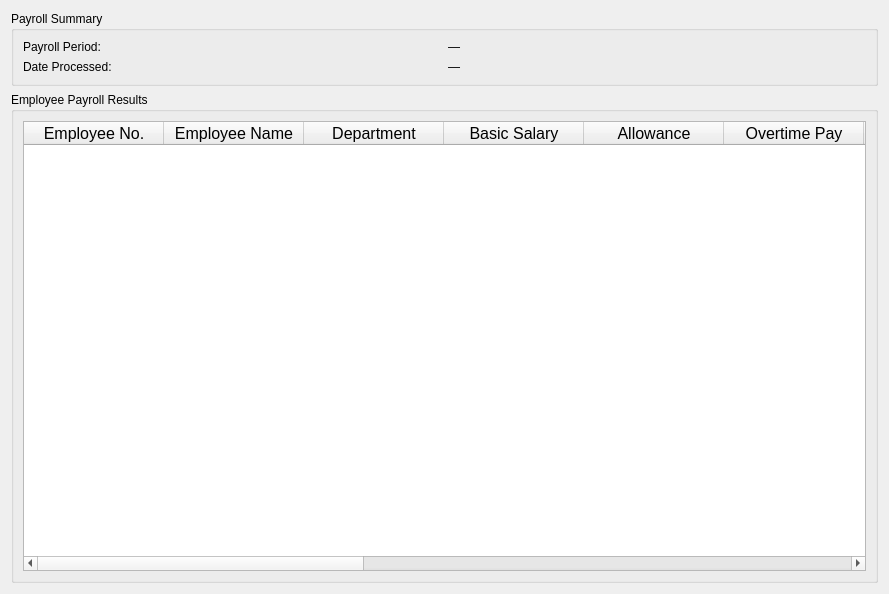
The window that UI/Dialogs/results_widget.ui (Justin-Kuchmy/JustPay_App) describes before a commit, drawn with Qt 5.
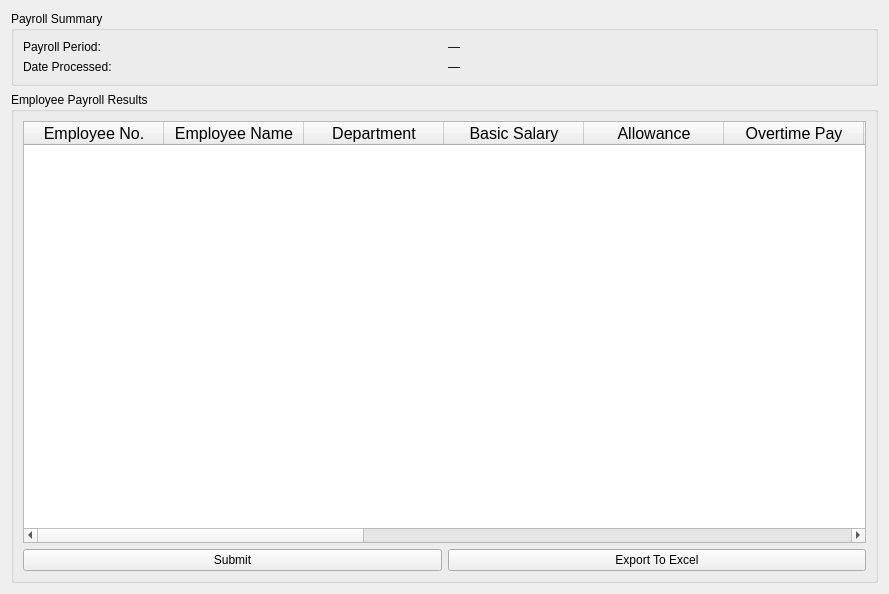
The same window after the commit.

Commit message: added subit and export

Patch:
```diff
--- a/UI/Dialogs/results_widget.ui
+++ b/UI/Dialogs/results_widget.ui
@@ -243,6 +243,24 @@
           </column>
          </widget>
         </item>
+        <item>
+         <layout class="QHBoxLayout" name="horizontalLayout_2">
+          <item>
+           <widget class="QPushButton" name="submitButton">
+            <property name="text">
+             <string>Submit</string>
+            </property>
+           </widget>
+          </item>
+          <item>
+           <widget class="QPushButton" name="exportButton">
+            <property name="text">
+             <string>Export To Excel</string>
+            </property>
+           </widget>
+          </item>
+         </layout>
+        </item>
        </layout>
       </widget>
      </item>
```
